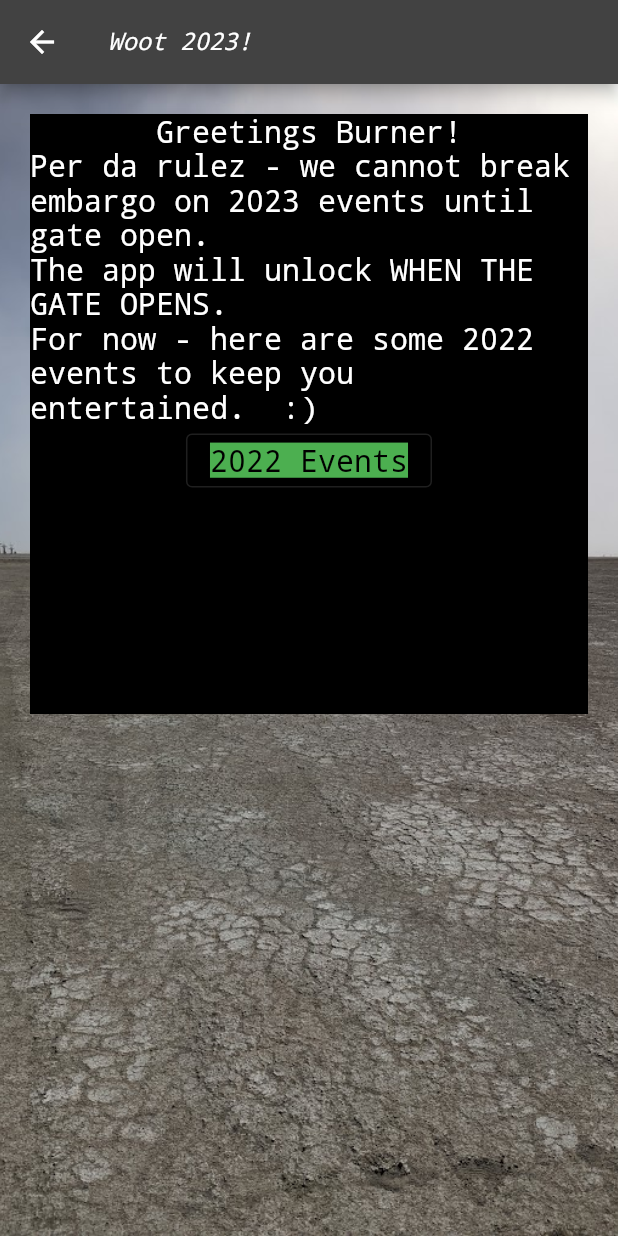
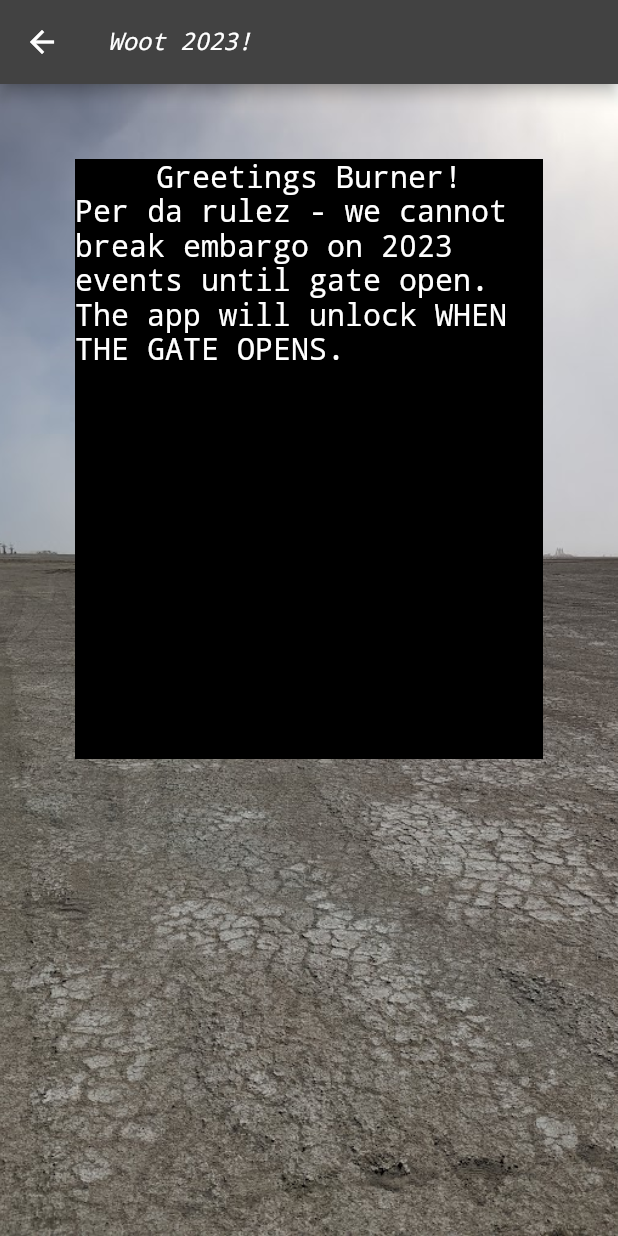
Before and after one commit to lpreimesberger/Purr2Purr, a Flutter app: the BootPage screen opened directly, on a phone screen of 412 x 824 dp. Run offline on Flutter 3.47's test engine with Material 2 defaults, Android fonts, the phone set to English and light mode, and no system bars; our stand-ins replace convert, get_storage, loading_indicator, page_transition, shared_preferences, sqflite and 1 more; missing offline and left inert: add_2_calendar, elliptic, flutter_cupertino_datetime_picker, nfc_manager, pointycastle, shared_value; accounts and stored records are empty; project files that could hold a hidden picture were left out.

Commit message:
- update block

```diff
--- a/lib/boot.dart
+++ b/lib/boot.dart
@@ -63,25 +63,13 @@ class _BootPageState extends State<BootPage> {
           Center(
 
             child: Column( children: [
-              Container(color: Colors.black, height: 400, width: 400, margin: EdgeInsets.all(20.0), child: Column( children: [
-                 const Text(style: st,"Greetings Burner!"),
-                 const Text(style: st,"Per da rulez - we cannot break embargo on 2023 events until gate open."),
-                 const Text(style: st,"The app will unlock WHEN THE GATE OPENS."),
-                 const Text(style: st,"For now - here are some 2022 events to keep you entertained.  :)"),
-                OutlinedButton(
-                  onPressed: (){
-                    Navigator.push(context,
-                        PageTransition(
-                          alignment: Alignment.bottomCenter,
-                          curve: Curves.easeInOut,
-                          duration: const Duration(milliseconds: 600),
-                          reverseDuration: const Duration(milliseconds: 600),
-                          type: PageTransitionType.rightToLeftWithFade,
-                          child: const EventsPage(title: '',),
-                        ));
-                  },
-                  child: const Text(style: TextStyle(color: Colors.black, backgroundColor: Colors.green, fontSize: 20, overflow: TextOverflow.visible, ), '2022 Events'),
+              Container(color: Colors.black, height: 400, width: 400, margin: const EdgeInsets.all(50.0), child: const Column( children: [
+                 Text(style: st,"Greetings Burner!"),
+                Align(
+                  alignment: Alignment.center, // Align however you like (i.e .centerRight, centerLeft)
+                  child: Text(style: st, "Per da rulez - we cannot break embargo on 2023 events until gate open.  The app will unlock WHEN THE GATE OPENS."),
                 ),
+
 
               ],)),
 
```
Also changed, not shown: lib/main.dart (+19 -0 lines), pubspec.lock, 1 other file.
